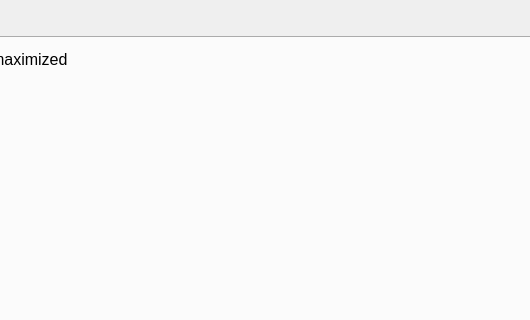
First picture: the form in src/settings.ui, repository brookiestein/QBitMPlayer, before the edit; both pictures show x 403 to 933 and y 0 to 320 of the 1024 by 530 pixel window.
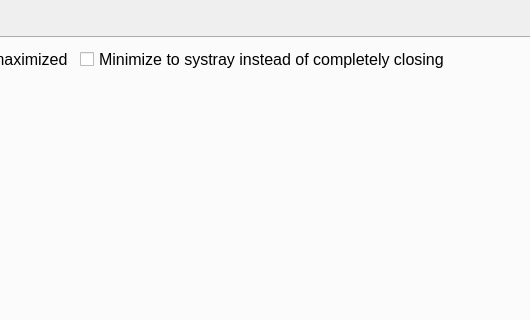
Second picture: the form after the edit.

The edit to the form file:
```diff
--- a/src/settings.ui
+++ b/src/settings.ui
@@ -119,6 +119,18 @@
              </property>
             </widget>
            </item>
+           <item>
+            <widget class="QCheckBox" name="minimizeToSystrayCheckBox">
+             <property name="font">
+              <font>
+               <pointsize>12</pointsize>
+              </font>
+             </property>
+             <property name="text">
+              <string>Minimize to systray instead of completely closing</string>
+             </property>
+            </widget>
+           </item>
            <item>
             <spacer name="horizontalSpacer_5">
              <property name="orientation">
```
Left out of the diff: 6 changed lines with no effect on the pictures.
